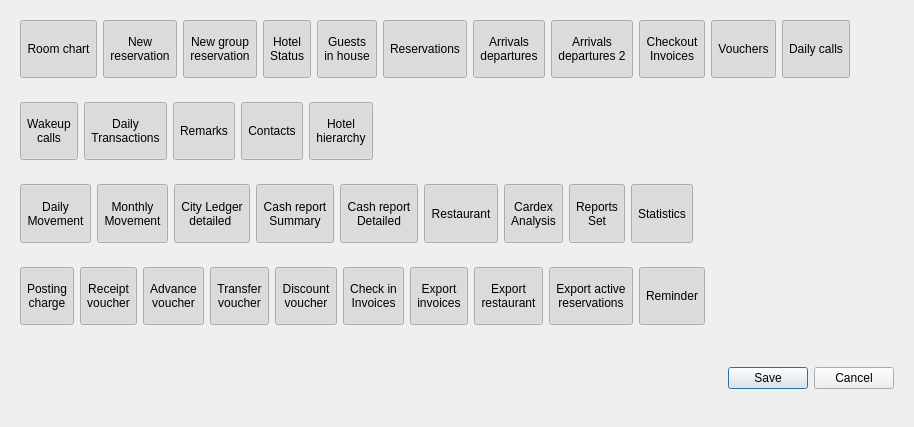
Old version of the form Resort/dlgwelcomebuttonconfig.ui in the repository End1-1/Resort.
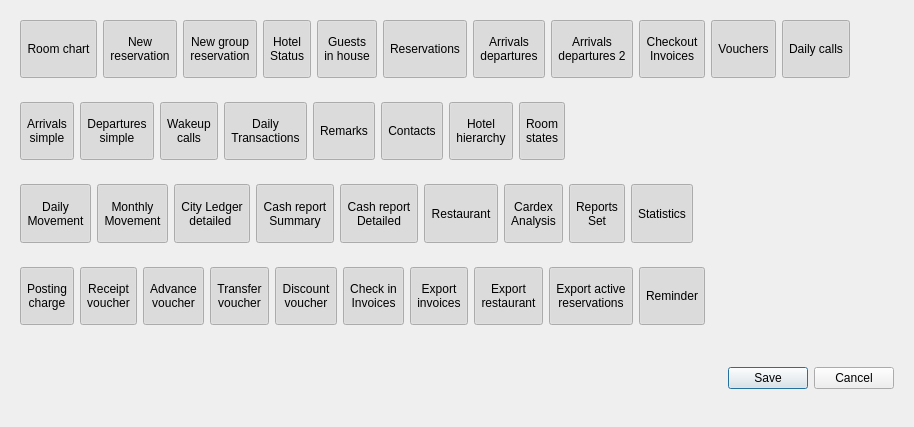
New version of the form. Icons and pictures are not drawn. Custom widgets are drawn as their Qt base class.

Diff of the .ui file:
```diff
--- a/Resort/dlgwelcomebuttonconfig.ui
+++ b/Resort/dlgwelcomebuttonconfig.ui
@@ -572,6 +572,102 @@
    <item>
     <widget class="QWidget" name="w4" native="true">
      <layout class="QHBoxLayout" name="horizontalLayout_5">
+      <item>
+       <widget class="EToolbarButton" name="btnArrivalsSimple">
+        <property name="minimumSize">
+         <size>
+          <width>0</width>
+          <height>0</height>
+         </size>
+        </property>
+        <property name="maximumSize">
+         <size>
+          <width>555</width>
+          <height>555</height>
+         </size>
+        </property>
+        <property name="focusPolicy">
+         <enum>Qt::NoFocus</enum>
+        </property>
+        <property name="text">
+         <string>Arrivals
+simple</string>
+        </property>
+        <property name="icon">
+         <iconset resource="res.qrc">
+          <normaloff>:/images/arrival.png</normaloff>:/images/arrival.png</iconset>
+        </property>
+        <property name="iconSize">
+         <size>
+          <width>32</width>
+          <height>32</height>
+         </size>
+        </property>
+        <property name="checkable">
+         <bool>true</bool>
+        </property>
+        <property name="checked">
+         <bool>true</bool>
+        </property>
+        <property name="toolButtonStyle">
+         <enum>Qt::ToolButtonTextUnderIcon</enum>
+        </property>
+        <property name="autoRaise">
+         <bool>true</bool>
+        </property>
+        <property name="Tag" stdset="0">
+         <string/>
+        </property>
+       </widget>
+      </item>
+      <item>
+       <widget class="EToolbarButton" name="btnDeparutersSimple">
+        <property name="minimumSize">
+         <size>
+          <width>0</width>
+          <height>0</height>
+         </size>
+        </property>
+        <property name="maximumSize">
+         <size>
+          <width>555</width>
+          <height>555</height>
+         </size>
+        </property>
+        <property name="focusPolicy">
+         <enum>Qt::NoFocus</enum>
+        </property>
+        <property name="text">
+         <string>Departures
+simple</string>
+        </property>
+        <property name="icon">
+         <iconset resource="res.qrc">
+          <normaloff>:/images/departure.png</normaloff>:/images/departure.png</iconset>
+        </property>
+        <property name="iconSize">
+         <size>
+          <width>32</width>
+          <height>32</height>
+         </size>
+        </property>
+        <property name="checkable">
+         <bool>true</bool>
+        </property>
+        <property name="checked">
+         <bool>true</bool>
+        </property>
+        <property name="toolButtonStyle">
+         <enum>Qt::ToolButtonTextUnderIcon</enum>
+        </property>
+        <property name="autoRaise">
+         <bool>true</bool>
+        </property>
+        <property name="Tag" stdset="0">
+         <string/>
+        </property>
+       </widget>
+      </item>
       <item>
        <widget class="EToolbarButton" name="btnWakeupCalls">
         <property name="minimumSize">
@@ -822,6 +918,57 @@
         </property>
        </widget>
       </item>
+      <item>
+       <widget class="EToolbarButton" name="btnRoomStateTouch">
+        <property name="minimumSize">
+         <size>
+          <width>0</width>
+          <height>0</height>
+         </size>
+        </property>
+        <property name="maximumSize">
+         <size>
+          <width>555</width>
+          <height>555</height>
+         </size>
+        </property>
+        <property name="focusPolicy">
+         <enum>Qt::NoFocus</enum>
+        </property>
+        <property name="text">
+         <string>Room
+states</string>
+        </property>
+        <property name="icon">
+         <iconset resource="res.qrc">
+          <normaloff>:/images/window.png</normaloff>:/images/window.png</iconset>
+        </property>
+        <property name="iconSize">
+         <size>
+          <width>32</width>
+          <height>32</height>
+         </size>
+        </property>
+        <property name="checkable">
+         <bool>true</bool>
+        </property>
+        <property name="checked">
+         <bool>true</bool>
+        </property>
+        <property name="toolButtonStyle">
+         <enum>Qt::ToolButtonTextUnderIcon</enum>
+        </property>
+        <property name="autoRaise">
+         <bool>true</bool>
+        </property>
+        <property name="arrowType">
+         <enum>Qt::NoArrow</enum>
+        </property>
+        <property name="Tag" stdset="0">
+         <string/>
+        </property>
+       </widget>
+      </item>
       <item>
        <spacer name="horizontalSpacer_6">
         <property name="orientation">
```
